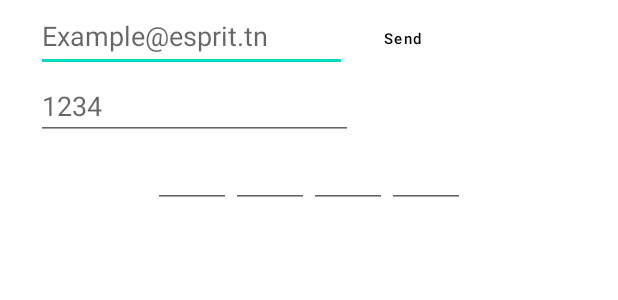
After one commit to Yessine68/PandApp-Android, an Android app: the layout custom_dialog_view.xml on its own in the app's theme, with its tools: preview values and no code run, on a phone screen of 412 x 824 dp. The commit adds this screen. Shown: the top 300 px of the screen. Run offline under Robolectric (Android 15) with nearby library versions, the phone set to English and light mode, and no system bars; Roboto replaces fonts that are not available here.

Commit message:
dialog reset

```diff
--- a/app/build.gradle
+++ b/app/build.gradle
@@ -66,7 +66,7 @@ dependencies {
     //okhttp
     implementation("com.squareup.okhttp3:okhttp:4.9.3")
     //------------------
-
+    implementation 'com.github.marcoscgdev:DialogSheet:2.1.2'
 
 
 
--- a/app/src/main/java/com/example/androidpim/view/LoginPro.kt
+++ b/app/src/main/java/com/example/androidpim/view/LoginPro.kt
@@ -12,6 +12,7 @@ import android.widget.Toast
 import com.example.androidpim.R
 import com.example.androidpim.models.UserLoggedIn
 import com.example.androidpim.service.RetrofitApi
+import com.marcoscg.dialogsheet.DialogSheet
 import retrofit2.Call
 import retrofit2.Callback
 import retrofit2.Response
@@ -25,15 +26,20 @@ class LoginPro : AppCompatActivity() {
         lateinit var signup: Button
         lateinit var remember: CheckBox
         lateinit var mSharedPref: SharedPreferences
+        lateinit var resetPassword:Button
 
         super.onCreate(savedInstanceState)
         setContentView(R.layout.activity_login_pro)
         supportActionBar?.hide();
+        //-------------------------------------------------
         email = findViewById(R.id.login_email)
         password = findViewById(R.id.login_password)
         login = findViewById(R.id.login_button)
         signup = findViewById(R.id.signup_btn)
         remember = findViewById(R.id.checkBox)
+        resetPassword = findViewById(R.id.resetPassword)
+
+        //---------------------------------------------------
         mSharedPref = getSharedPreferences("UserPref", Context.MODE_PRIVATE)
         println("ééééééééééééééééééééééééééééééééééééééééééééééééééééééé")
         println(mSharedPref.getString("password", "zwayten").toString())
@@ -91,5 +97,25 @@ class LoginPro : AppCompatActivity() {
             intent.flags = Intent.FLAG_ACTIVITY_NEW_TASK or Intent.FLAG_ACTIVITY_CLEAR_TASK
             startActivity(intent)
         }
+
+
+        val dialogSheet = DialogSheet(this@LoginPro,true) // you can also use DialogSheet2 if you want the new style
+            //.setNewDialogStyle() // You can also set new style by this method, but put it on the first line
+            .setTitle("Reset Password")
+            .setMessage("Verification cod will be sent to the mail")
+            .setSingleLineTitle(true)
+            .setColoredNavigationBar(true)
+            //.setButtonsColorRes(R.color.colorAccent) // You can use dialogSheetAccent style attribute instead
+            .setPositiveButton(android.R.string.ok) {
+                Toast.makeText(this@LoginPro, "code have been sent", Toast.LENGTH_SHORT).show()
+            }
+            .setNegativeButton(android.R.string.cancel)
+            .setNeutralButton("Neutral")
+            dialogSheet.setIconResource(R.drawable.logo)
+            dialogSheet.setView(R.layout.custom_dialog_view)
+
+        resetPassword.setOnClickListener {
+            dialogSheet.show()
+        }
     }
 }
--- a/app/src/main/res/layout/activity_login_pro.xml
+++ b/app/src/main/res/layout/activity_login_pro.xml
@@ -76,14 +76,15 @@
         </com.google.android.material.textfield.TextInputLayout>
 
         <Button
+            android:id="@+id/resetPassword"
             android:layout_width="200dp"
             android:layout_height="wrap_content"
+            android:layout_gravity="right"
+            android:layout_margin="5dp"
             android:background="#00000000"
+            android:elevation="0dp"
             android:text="Forget Password"
-            android:textColor="@color/black"
-            android:layout_gravity="right"
-            android:elevation="0dp"
-            android:layout_margin="5dp"/>
+            android:textColor="@color/black" />
         <CheckBox
             android:id="@+id/checkBox"
             android:layout_width="241dp"
--- /dev/null
+++ b/app/src/main/res/layout/custom_dialog_view.xml
@@ -0,0 +1,70 @@
+<?xml version="1.0" encoding="utf-8"?>
+<LinearLayout xmlns:android="http://schemas.android.com/apk/res/android"
+    android:orientation="vertical"
+    android:layout_width="match_parent"
+    android:layout_height="wrap_content"
+    android:paddingLeft="24dp"
+    android:paddingRight="24dp">
+    <LinearLayout
+        android:layout_width="match_parent"
+        android:layout_height="wrap_content"
+        android:orientation="horizontal">
+
+        <EditText
+            android:id="@+id/customEditTextemail"
+            android:layout_width="207dp"
+            android:layout_height="match_parent"
+            android:hint="Example@esprit.tn" />
+
+        <Button
+            android:id="@+id/customButtonSend"
+            android:layout_width="73dp"
+            android:layout_height="wrap_content"
+            android:background="#00000000"
+            android:text="Send"
+            android:textAllCaps="false"
+            android:textColor="@color/black"
+            android:textSize="10sp" />
+    </LinearLayout>
+
+    <EditText
+        android:id="@+id/customEditText"
+        android:layout_width="211dp"
+        android:layout_height="wrap_content"
+        android:hint="1234" />
+
+    <LinearLayout
+        android:layout_gravity="center"
+        android:layout_width="wrap_content"
+        android:layout_height="wrap_content">
+
+        <EditText
+            android:id="@+id/code1"
+            android:layout_width="52dp"
+            android:layout_height="wrap_content"
+            android:ems="10"
+            android:inputType="number" />
+        <EditText
+            android:id="@+id/code2"
+            android:layout_width="52dp"
+            android:layout_height="wrap_content"
+            android:ems="10"
+            android:inputType="number" />
+        <EditText
+            android:id="@+id/code3"
+            android:layout_width="52dp"
+            android:layout_height="wrap_content"
+            android:ems="10"
+            android:inputType="number" />
+        <EditText
+            android:id="@+id/code4"
+            android:layout_width="52dp"
+            android:layout_height="wrap_content"
+            android:ems="10"
+            android:inputType="number" />
+
+    </LinearLayout>
+
+
+
+</LinearLayout>
```
